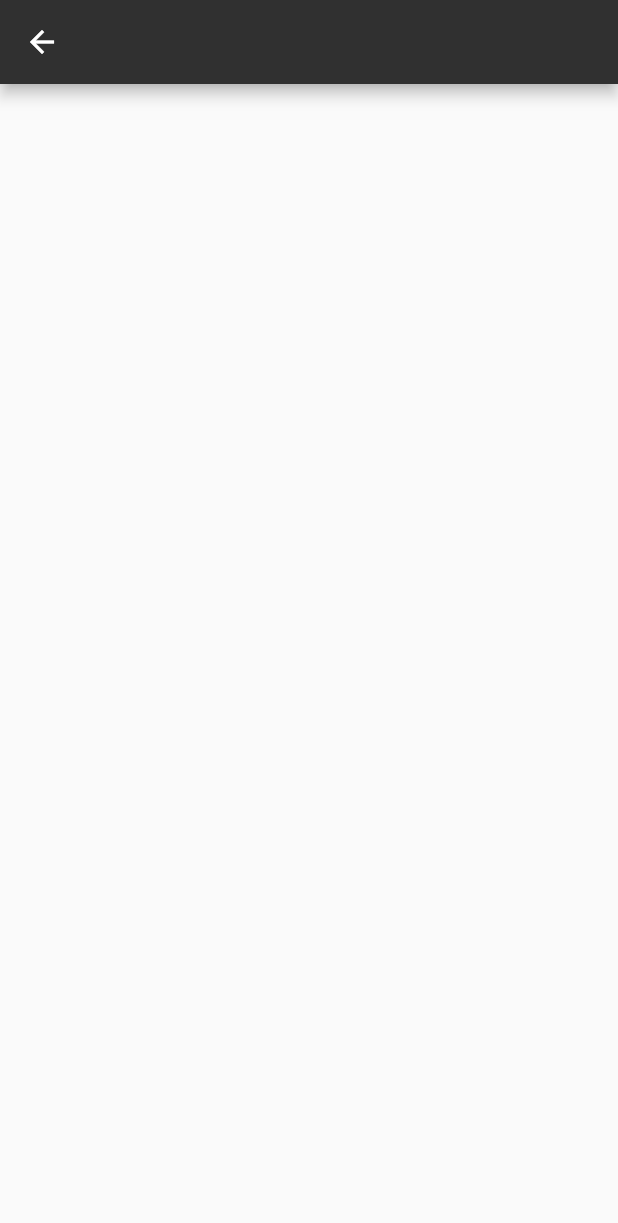
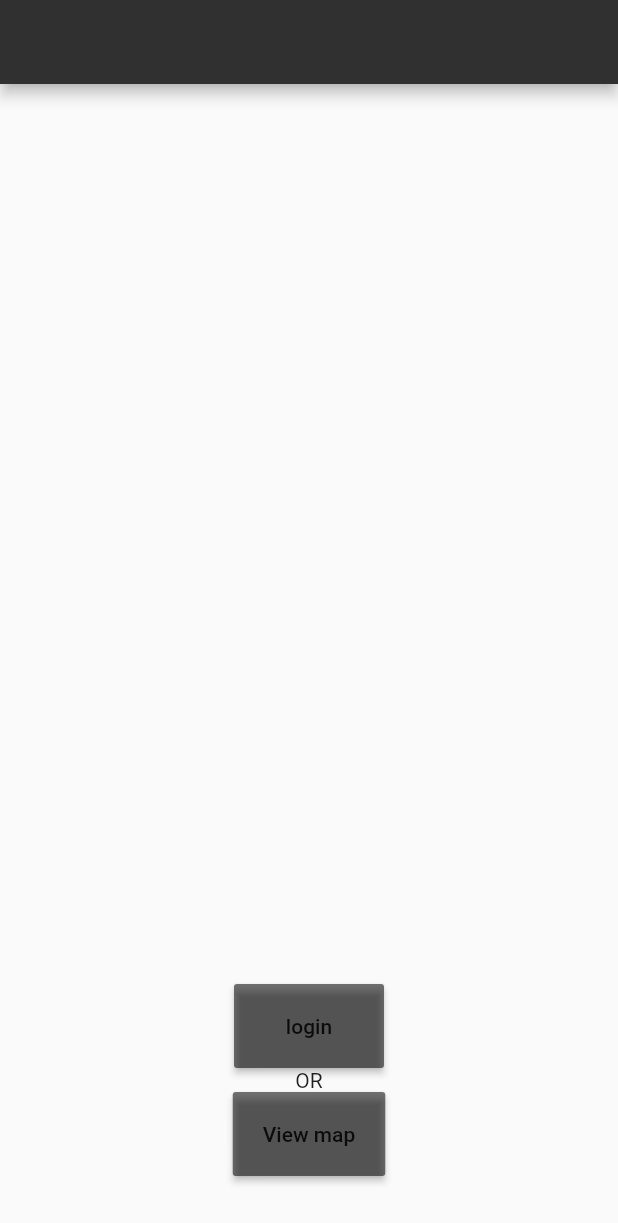
Before and after one commit to mosh98/FlutterDevPVT, a Flutter app: the StartPage screen opened directly, on a phone screen of 412 x 824 dp. Shown: the top 1223 px of the screen. Run offline on Flutter 3.47's test engine with Material 2 defaults, Android fonts, the phone set to English and light mode, and no system bars; our stand-ins replace google_maps_flutter, location.

Commit message:
- Added extremly basic startPage, need to be fixed a bit - Added functionality in the sense of being able to navigate through the application - Changed main to create a new startPage instead of the placeHolderHome.
Found bug: There is a bug where if you open the keyboard on the app the pixels go outside the box and a exception is sent to the console. PRIORITY

```diff
--- a/lib/main.dart
+++ b/lib/main.dart
@@ -1,8 +1,9 @@
 import 'package:dog_prototype/pages/placeHolderHome.dart';
 import 'package:flutter/material.dart';
+import 'pages/StartPage.dart';
 
 void main() {
   runApp(MaterialApp(
-    home: PlaceHolderApp(),
+    home: StartPage(),
   ));
 }
--- a/lib/pages/StartPage.dart
+++ b/lib/pages/StartPage.dart
@@ -1,5 +1,6 @@
 import 'package:flutter/material.dart';
-
+import 'LoginPage.dart';
+import 'mapPage.dart';
 
 class StartPage extends StatelessWidget{
   @override
@@ -9,11 +10,40 @@ class StartPage extends StatelessWidget{
        backgroundColor: Colors.grey[850],
      ),
       body: Container(
-        decoration: BoxDecoration(
-          color: Colors.black26,
-        ),
-        child:Column(
-
+        padding: const EdgeInsets.all(40.0),
+        child:Center(
+          child:Column(
+            mainAxisAlignment: MainAxisAlignment.end,
+            children: <Widget>[
+              MaterialButton(
+                  padding: const EdgeInsets.all(20.0),
+                  height: 40.0,
+                  minWidth: 100.0,
+                  color: Colors.black54,
+                  child: new Text("login"),
+                  onPressed: (){
+                    Navigator.of(context).push(MaterialPageRoute<Null>(builder: (BuildContext context){
+                      return new LoginPage();
+                    }));
+                  },
+              ),
+              Text(
+                "OR",
+              ),
+              MaterialButton(
+                  padding: const EdgeInsets.all(20.0),
+                  height: 40.0,
+                  minWidth: 100.0,
+                  color: Colors.black54,
+                  child: new Text("View map"),
+                onPressed: (){
+                  Navigator.of(context).push(MaterialPageRoute(builder: (BuildContext context){
+                    return new MapPage();
+                  }));
+                },
+              ),
+            ],
+          )
         )
       )
    );
--- a/lib/pages/placeHolderHome.dart
+++ b/lib/pages/placeHolderHome.dart
@@ -5,7 +5,7 @@ import 'package:flutter/material.dart';
 
 import 'mapPage.dart';
 import 'messages.dart';
-import 'LoginPage.dart';
+import 'StartPage.dart';
 
 class PlaceHolderApp extends StatefulWidget {
   @override
@@ -17,7 +17,7 @@ class HomePageState extends State<PlaceHolderApp> {
   ProfilePage profilePage;
   Messages messages;
   Search search;
-  LoginPage loginPage;
+  StartPage start;
   List<Widget> pages;
   Widget currentPage;
   int selectedIndex = 0;
@@ -28,7 +28,7 @@ class HomePageState extends State<PlaceHolderApp> {
     profilePage = ProfilePage();
     messages = Messages();
     search = Search();
-    loginPage = LoginPage();
+    start = StartPage();
 
     //TODO: LA IN LOGIN-PAGE MEN VET INTE HUR JAG SKA FÅ DET SOM HOMEPAGE.
     pages = [profilePage, mapPage, search, messages];
--- a/lib/pages/signup.dart
+++ b/lib/pages/signup.dart
@@ -1,8 +1,8 @@
 import 'package:flutter/material.dart';
 
-void main() => runApp(MyApp());
 
-class MyApp extends StatelessWidget {
+
+class Signup extends StatelessWidget {
   @override
   Widget build(BuildContext context) {
     final appTitle = 'Sign up';
```
Also changed, not shown: lib/pages/LoginPage.dart (+21 -7 lines).
